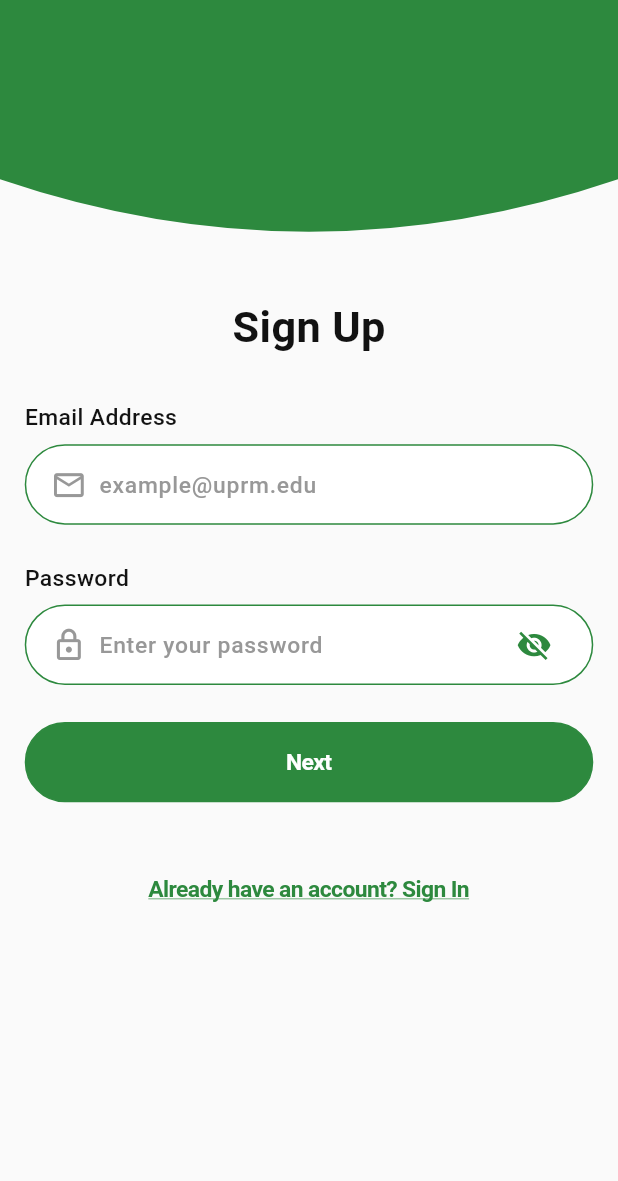
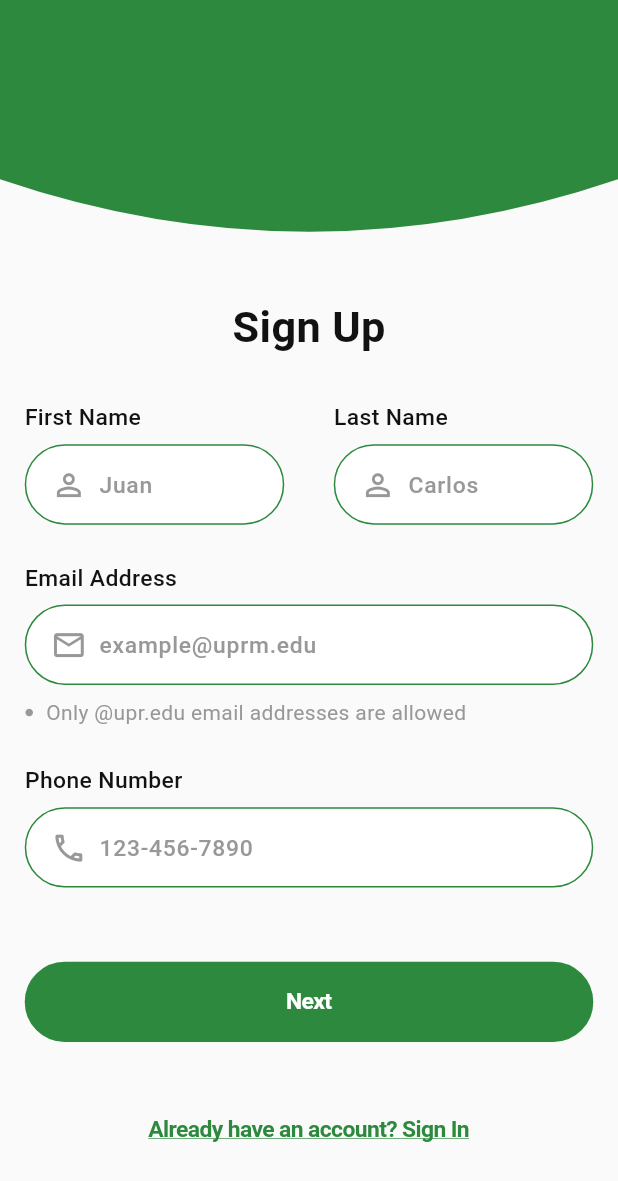
Before and after one commit to yadrielsamir/bites, a Flutter app: the SignUpPage screen opened by its route, on a phone screen of 412 x 824 dp. Shown: the top 1181 px of the screen. Run offline on Flutter 3.47's test engine with Material 3 defaults, Android fonts, the phone set to English and light mode, and no system bars; our stand-ins replace go_router, mask_text_input_formatter, sizer.

Commit message:
Sign Up First Page

```diff
--- a/lib/core/widgets/text_field.dart
+++ b/lib/core/widgets/text_field.dart
@@ -1,6 +1,7 @@
 import 'package:bites/app/theme/app_colors.dart';
 import 'package:flutter/cupertino.dart';
 import 'package:flutter/material.dart';
+import 'package:mask_text_input_formatter/mask_text_input_formatter.dart';
 import 'package:sizer/sizer.dart';
 
 class MyTextField extends StatefulWidget {
@@ -8,14 +9,27 @@ class MyTextField extends StatefulWidget {
   final String hint;
   final IconData icon;
   final bool isPassword;
+  final bool isPhoneNumber;
+  final bool halfWidth;
+  final TextEditingController? controller;
+  final ValueChanged<String>? onChanged;
 
-  const MyTextField({
+  MyTextField({
     super.key,
     required this.title,
     required this.hint,
     required this.icon,
     this.isPassword = false,
+    this.isPhoneNumber = false,
+    this.halfWidth = false,
+    this.controller,
+    this.onChanged,
   });
+
+  final MaskTextInputFormatter phoneFormatter = MaskTextInputFormatter(
+    mask: '(###) ###-####',
+    filter: {"#": RegExp(r'[0-9]')},
+  );
 
   @override
   State<MyTextField> createState() => _MyTextFieldState();
@@ -23,81 +37,94 @@ class MyTextField extends StatefulWidget {
 
 class _MyTextFieldState extends State<MyTextField> {
   bool _obscure = true;
+  late final TextEditingController _controller =
+      widget.controller ?? TextEditingController();
+
+  @override
+  void dispose() {
+    if (widget.controller == null) _controller.dispose();
+    super.dispose();
+  }
 
   @override
   Widget build(BuildContext context) {
     return Column(
       crossAxisAlignment: CrossAxisAlignment.start,
       children: [
-        fieldTitle(widget.title),
+        _fieldTitle(widget.title),
         SizedBox(height: 0.8.h),
-        textField(widget.icon, widget.hint, widget.isPassword),
+        _inputShell(
+          Row(
+            crossAxisAlignment: CrossAxisAlignment.center,
+            children: [
+              _leadingIcon(widget.icon),
+              SizedBox(width: 2.w),
+              Expanded(child: _textFormField()),
+              if (widget.isPassword) _passwordToggle(),
+            ],
+          ),
+        ),
       ],
     );
   }
 
-  Widget textField(IconData icon, String hint, bool isPassword) {
-    return Container(
+  Widget _fieldTitle(String text) => Text(
+    text,
+    style: TextStyle(
+      fontSize: 16.sp,
+      fontWeight: FontWeight.w500,
+      color: AppColors.black,
+    ),
+  );
+
+  Widget _inputShell(Widget child) => Container(
     height: 6.5.h,
+    width: widget.halfWidth ? 42.w : null,
     padding: EdgeInsets.symmetric(horizontal: 4.w),
     decoration: BoxDecoration(
       color: AppColors.white,
       borderRadius: BorderRadius.circular(50),
       border: Border.all(color: AppColors.uprmGreen, width: 1),
     ),
-      child: Row(
-        crossAxisAlignment: CrossAxisAlignment.center,
-        children: [
-          Icon(icon, color: AppColors.hintTextColor, size: 20.sp),
+    child: child,
+  );
 
-          SizedBox(width: 2.w),
+  Widget _leadingIcon(IconData icon) =>
+      Icon(icon, color: AppColors.hintTextColor, size: 20.sp);
 
-          Expanded(
-            child: Center(
-              child: TextField(
-                maxLength: 35,
-                obscureText: isPassword ? _obscure : false,
+  Widget _textFormField() {
+    final isPhone = widget.isPhoneNumber;
+    final formatter = isPhone ? [widget.phoneFormatter] : null;
+
+    return TextFormField(
+      controller: _controller,
+      keyboardType: isPhone ? TextInputType.phone : TextInputType.text,
+      inputFormatters: formatter,
+      maxLength: isPhone ? null : 35,
+      obscureText: widget.isPassword ? _obscure : false,
       decoration: InputDecoration(
         isDense: true,
         contentPadding: EdgeInsets.zero,
         border: InputBorder.none,
         counterText: '',
-                  hintText: hint,
+        hintText: widget.hint,
         hintStyle: TextStyle(
           fontSize: 16.sp,
           color: AppColors.hintTextColor,
           fontWeight: FontWeight.w500,
         ),
       ),
-              ),
-            ),
-          ),
+      onChanged: widget.onChanged,
+    );
+  }
 
-          if (isPassword)
-            CupertinoButton(
+  Widget _passwordToggle() => CupertinoButton(
     padding: EdgeInsets.zero,
+    onPressed: () => setState(() => _obscure = !_obscure),
     child: Icon(
       _obscure ? Icons.visibility_off : Icons.visibility,
       color: AppColors.uprmGreen,
       size: 20.sp,
     ),
-              onPressed: () {
-                setState(() => _obscure = !_obscure);
-              },
-            ),
-        ],
-      ),
   );
 }
-}
-
-Widget fieldTitle(String title) {
-  return Text(
-    title,
-    style: TextStyle(
-      fontSize: 16.sp,
-      fontWeight: FontWeight.w500,
-      color: AppColors.black,
-    ),
-  );
-}
--- a/lib/features/auth/presentation/pages/sign_in.dart
+++ b/lib/features/auth/presentation/pages/sign_in.dart
@@ -31,7 +31,7 @@ class _SignInPageState extends State<SignInPage> {
                 title('Sign In'),
                 SizedBox(height: 22.sp),
                 textFields(),
-                SizedBox(height: 3.h),
+                SizedBox(height: 6.h),
                 buttons(),
                 SizedBox(height: 4.h),
                 bottomText('Forgot Password'),
--- a/lib/features/auth/presentation/pages/sign_up.dart
+++ b/lib/features/auth/presentation/pages/sign_up.dart
@@ -31,7 +31,7 @@ class _SignUpPageState extends State<SignUpPage> {
                 title('Sign Up'),
                 SizedBox(height: 22.sp),
                 textFields(),
-                SizedBox(height: 3.h),
+                SizedBox(height: 6.h),
                 buttons(),
                 SizedBox(height: 4.h),
                 bottomText('Already have an account? Sign In'),
@@ -57,17 +57,36 @@ class _SignUpPageState extends State<SignUpPage> {
   Widget textFields() {
     return Column(
       children: [
+        Row(
+          mainAxisAlignment: MainAxisAlignment.spaceBetween,
+          children: [
+            MyTextField(
+              title: 'First Name',
+              hint: 'Juan',
+              icon: Icons.person_outline,
+              halfWidth: true,
+            ),
+            MyTextField(
+              title: 'Last Name',
+              hint: 'Carlos',
+              icon: Icons.person_outline,
+              halfWidth: true,
+            ),
+          ],
+        ),
+        SizedBox(height: 3.h),
         MyTextField(
           title: 'Email Address',
           hint: 'example@uprm.edu',
           icon: Icons.email_outlined,
         ),
+        Align(alignment: Alignment.centerLeft, child: emailWarning()),
         SizedBox(height: 3.h),
         MyTextField(
-          title: 'Password',
-          hint: 'Enter your password',
-          icon: Icons.lock_outlined,
-          isPassword: true,
+          title: 'Phone Number',
+          hint: '123-456-7890',
+          icon: Icons.phone_outlined,
+          isPhoneNumber: true,
         ),
       ],
     );
@@ -103,4 +122,20 @@ class _SignUpPageState extends State<SignUpPage> {
       ),
     );
   }
+
+  Widget emailWarning() {
+    return Padding(
+      padding: EdgeInsets.only(top: 1.h),
+      child: Row(
+        children: [
+          Icon(Icons.circle, color: AppColors.hintTextColor, size: 10.sp),
+          SizedBox(width: 2.w),
+          Text(
+            'Only @upr.edu email addresses are allowed',
+            style: TextStyle(color: AppColors.hintTextColor),
+          ),
+        ],
+      ),
+    );
+  }
 }
--- a/pubspec.yaml
+++ b/pubspec.yaml
@@ -36,6 +36,7 @@ dependencies:
   cupertino_icons: ^1.0.8
   go_router: ^16.2.4
   sizer: ^3.1.3
+  mask_text_input_formatter: ^2.9.0
 
 dev_dependencies:
   flutter_test:
```
Also changed, not shown: pubspec.lock. Lines whose indentation alone changed are shown as unchanged.
